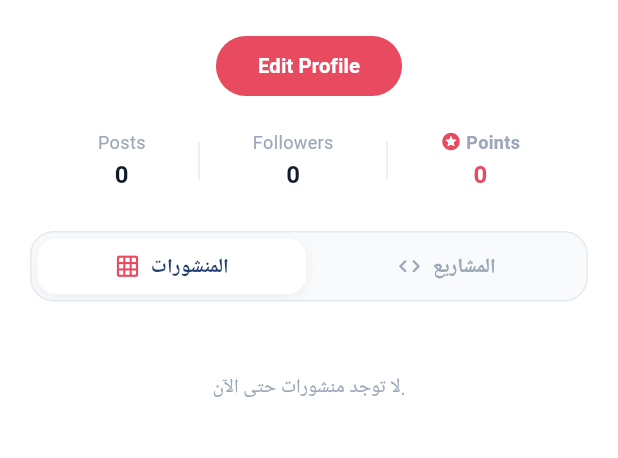
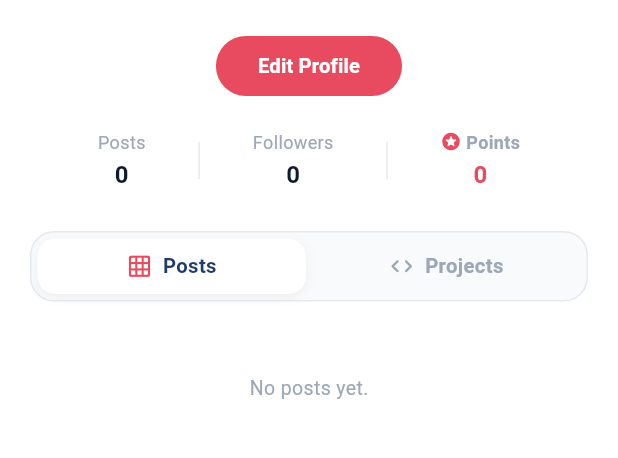
Before and after one commit to Amino997h/campus, a Flutter app: the ProfileScreen screen opened directly, on a phone screen of 412 x 824 dp, the part 426-884 px from its top. Run offline on Flutter 3.47's test engine with Material 3 defaults, Android fonts, the phone set to English and light mode, and no system bars; our stand-ins replace cloud_firestore, firebase_auth, firebase_core, flutter_local_notifications, google_fonts, image_picker; accounts and stored records are empty.

Commit message:
Update campus.ai: notifications, posts, projects and profile UI improvements

```diff
--- a/lib/features/profile/presentation/widgets/profile_content_tabs.dart
+++ b/lib/features/profile/presentation/widgets/profile_content_tabs.dart
@@ -60,7 +60,7 @@ class _ProfileContentTabsState extends State<ProfileContentTabs> {
               padding: EdgeInsets.symmetric(vertical: 36.0),
               child: Center(
                 child: Text(
-                  'لا توجد منشورات حتى الآن.',
+                  'No posts yet.',
                   style: TextStyle(color: AppColors.textMuted, fontSize: 13),
                 ),
               ),
@@ -78,7 +78,7 @@ class _ProfileContentTabsState extends State<ProfileContentTabs> {
           if (widget.isMe)
             Padding(
               padding: const EdgeInsets.symmetric(horizontal: 16.0, vertical: 8.0),
-              child: OutlinedButton.icon(
+              child: ElevatedButton.icon(
                 onPressed: () async {
                   await showDialog(
                     context: context,
@@ -89,22 +89,22 @@ class _ProfileContentTabsState extends State<ProfileContentTabs> {
                   );
                   widget.onProjectsUpdated?.call();
                 },
-                icon: const Icon(Icons.add_rounded, color: AppColors.primary, size: 20),
+                icon: const Icon(Icons.add_rounded, color: Colors.white, size: 18),
                 label: const Text(
-                  'إضافة مشروع / ريبو جديد من GitHub',
+                  'Add New Project / GitHub Repo',
                   style: TextStyle(
-                    color: AppColors.navy,
+                    color: Colors.white,
                     fontWeight: FontWeight.bold,
                     fontSize: 13.0,
                   ),
                 ),
-                style: OutlinedButton.styleFrom(
-                  side: const BorderSide(color: AppColors.primary, width: 1.2),
+                style: ElevatedButton.styleFrom(
+                  backgroundColor: AppColors.primary,
+                  elevation: 0,
                   shape: RoundedRectangleBorder(
-                    borderRadius: BorderRadius.circular(14.0),
+                    borderRadius: BorderRadius.circular(20.0),
                   ),
                   padding: const EdgeInsets.symmetric(vertical: 12.0),
-                  backgroundColor: AppColors.primary.withValues(alpha: 0.04),
                 ),
               ),
             ),
@@ -122,8 +122,8 @@ class _ProfileContentTabsState extends State<ProfileContentTabs> {
                   const SizedBox(height: 12.0),
                   Text(
                     widget.isMe
-                        ? 'لم تقم بإضافة مشاريع تخرج أو مستودعات بعد.\nشارك مشاريعك البرمجية من GitHub ليراها زملاؤك!'
-                        : 'لم يقم هذا المستخدم بإضافة أي مشاريع تخرج أو مستودعات بعد.',
+                        ? 'No projects or repositories added yet.\nShowcase your GitHub projects to classmates!'
+                        : 'No projects or repositories added yet.',
                     textAlign: TextAlign.center,
                     style: const TextStyle(
                       color: AppColors.textMuted,
--- a/lib/features/profile/presentation/widgets/profile_segmented_control.dart
+++ b/lib/features/profile/presentation/widgets/profile_segmented_control.dart
@@ -31,7 +31,7 @@ class ProfileSegmentedControl extends StatelessWidget {
             child: _buildTabButton(
               index: 0,
               icon: Icons.grid_on_rounded,
-              title: 'المنشورات',
+              title: 'Posts',
               count: postsCount,
               isSelected: selectedIndex == 0,
             ),
@@ -41,7 +41,7 @@ class ProfileSegmentedControl extends StatelessWidget {
             child: _buildTabButton(
               index: 1,
               icon: Icons.code_rounded,
-              title: 'المشاريع',
+              title: 'Projects',
               count: projectsCount,
               isSelected: selectedIndex == 1,
             ),
```
Also changed, not shown: lib/features/notifications/presentation/widgets/notifications_drawer.dart (+7 -26 lines), lib/features/posts/presentation/screens/post_details_screen.dart (+27 -18 lines), lib/features/posts/presentation/widgets/post_card_widget.dart (+26 -21 lines), lib/features/posts/presentation/widgets/select_project_bottom_sheet.dart (+5 -5 lines), lib/features/profile/presentation/widgets/add_project_dialog.dart (+21 -23 lines), lib/features/profile/presentation/widgets/project_card_widget.dart (+33 -36 lines).
